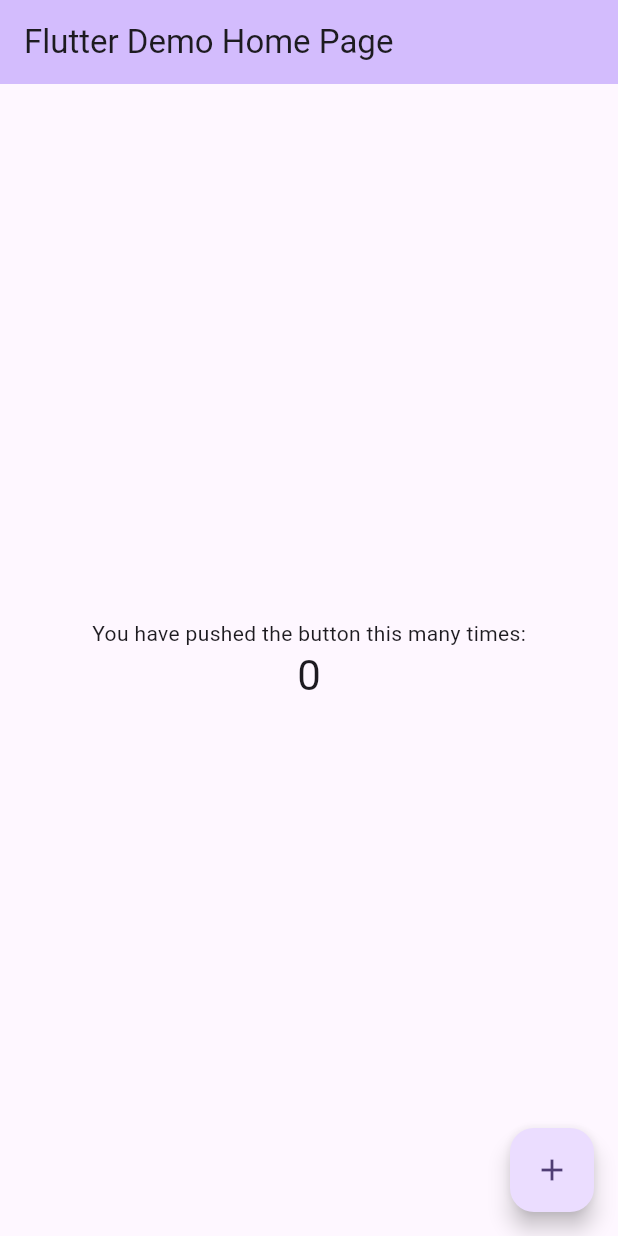
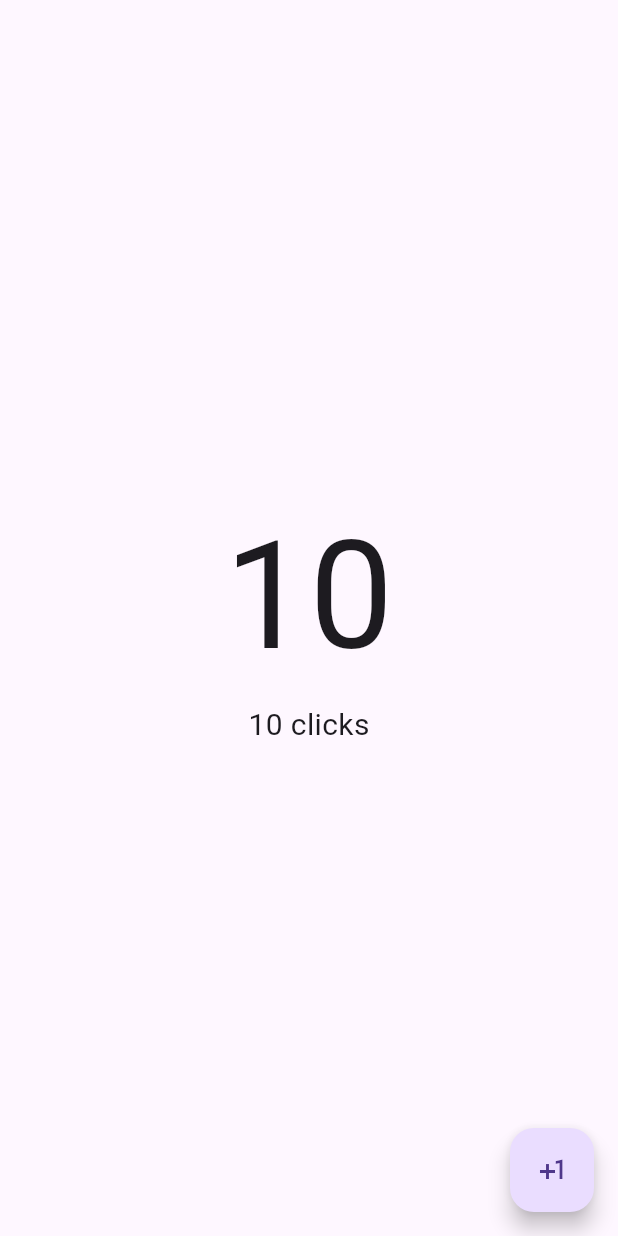
Before and after one commit to programadorlcgv/Contador_Flutter, a Flutter app: the screen it shows after launch, on a phone screen of 412 x 824 dp. Run offline on Flutter 3.47's test engine with Material 3 defaults, Android fonts, the phone set to English and light mode, and no system bars.

Commit message:
Diseño inicial de la pantalla del contador

```diff
--- a/contador_app/lib/main.dart
+++ b/contador_app/lib/main.dart
@@ -1,3 +1,4 @@
+import 'package:contador_app/presentation/screens/counter_screen.dart';
 import 'package:flutter/material.dart';
 
 void main() {
@@ -7,119 +8,13 @@ void main() {
 class MyApp extends StatelessWidget {
   const MyApp({super.key});
 
-  // This widget is the root of your application.
   @override
   Widget build(BuildContext context) {
     return MaterialApp(
-      title: 'Flutter Demo',
-      theme: ThemeData(
-        // This is the theme of your application.
-        //
-        // TRY THIS: Try running your application with "flutter run". You'll see
-        // the application has a purple toolbar. Then, without quitting the app,
-        // try changing the seedColor in the colorScheme below to Colors.green
-        // and then invoke "hot reload" (save your changes or press the "hot
-        // reload" button in a Flutter-supported IDE, or press "r" if you used
-        // the command line to start the app).
-        //
-        // Notice that the counter didn't reset back to zero; the application
-        // state is not lost during the reload. To reset the state, use hot
-        // restart instead.
-        //
-        // This works for code too, not just values: Most code changes can be
-        // tested with just a hot reload.
-        colorScheme: ColorScheme.fromSeed(seedColor: Colors.deepPurple),
-        useMaterial3: true,
-      ),
-      home: const MyHomePage(title: 'Flutter Demo Home Page'),
+      debugShowCheckedModeBanner:  false,
+      home: Scaffold(
+        body: CounterScreen() ,
+      )
     );
   }
 }
-
-class MyHomePage extends StatefulWidget {
-  const MyHomePage({super.key, required this.title});
-
-  // This widget is the home page of your application. It is stateful, meaning
-  // that it has a State object (defined below) that contains fields that affect
-  // how it looks.
-
-  // This class is the configuration for the state. It holds the values (in this
-  // case the title) provided by the parent (in this case the App widget) and
-  // used by the build method of the State. Fields in a Widget subclass are
-  // always marked "final".
-
-  final String title;
-
-  @override
-  State<MyHomePage> createState() => _MyHomePageState();
-}
-
-class _MyHomePageState extends State<MyHomePage> {
-  int _counter = 0;
-
-  void _incrementCounter() {
-    setState(() {
-      // This call to setState tells the Flutter framework that something has
-      // changed in this State, which causes it to rerun the build method below
-      // so that the display can reflect the updated values. If we changed
-      // _counter without calling setState(), then the build method would not be
-      // called again, and so nothing would appear to happen.
-      _counter++;
-    });
-  }
-
-  @override
-  Widget build(BuildContext context) {
-    // This method is rerun every time setState is called, for instance as done
-    // by the _incrementCounter method above.
-    //
-    // The Flutter framework has been optimized to make rerunning build methods
-    // fast, so that you can just rebuild anything that needs updating rather
-    // than having to individually change instances of widgets.
-    return Scaffold(
-      appBar: AppBar(
-        // TRY THIS: Try changing the color here to a specific color (to
-        // Colors.amber, perhaps?) and trigger a hot reload to see the AppBar
-        // change color while the other colors stay the same.
-        backgroundColor: Theme.of(context).colorScheme.inversePrimary,
-        // Here we take the value from the MyHomePage object that was created by
-        // the App.build method, and use it to set our appbar title.
-        title: Text(widget.title),
-      ),
-      body: Center(
-        // Center is a layout widget. It takes a single child and positions it
-        // in the middle of the parent.
-        child: Column(
-          // Column is also a layout widget. It takes a list of children and
-          // arranges them vertically. By default, it sizes itself to fit its
-          // children horizontally, and tries to be as tall as its parent.
-          //
-          // Column has various properties to control how it sizes itself and
-          // how it positions its children. Here we use mainAxisAlignment to
-          // center the children vertically; the main axis here is the vertical
-          // axis because Columns are vertical (the cross axis would be
-          // horizontal).
-          //
-          // TRY THIS: Invoke "debug painting" (choose the "Toggle Debug Paint"
-          // action in the IDE, or press "p" in the console), to see the
-          // wireframe for each widget.
-          mainAxisAlignment: MainAxisAlignment.center,
-          children: <Widget>[
-            const Text(
-              'You have pushed the button this many times:',
-            ),
-            Text(
-              '$_counter',
-              style: Theme.of(context).textTheme.headlineMedium,
-            ),
-          ],
-        ),
-      ),
-      floatingActionButton: FloatingActionButton(
-        onPressed: _incrementCounter,
-        tooltip: 'Increment',
-        child: const Icon(Icons.add),
-      ), // This trailing comma makes auto-formatting nicer for build methods.
-    );
-  }
-}
--- /dev/null
+++ b/contador_app/lib/presentation/screens/counter_screen.dart
@@ -0,0 +1,23 @@
+import 'package:flutter/material.dart';
+
+class CounterScreen extends StatelessWidget {
+  const CounterScreen({super.key});
+
+  @override
+  Widget build(BuildContext context) {
+    return Scaffold(
+      body: Center(
+        child: Column(
+          mainAxisAlignment: MainAxisAlignment.center,
+          children: [
+            Text('10',style: TextStyle(fontSize: 100, fontWeight: FontWeight.w400),),
+            Text('10 clicks', style: TextStyle(fontSize: 20),)
+          ],
+        ),
+      ),
+      floatingActionButton: FloatingActionButton(
+        onPressed: () {},
+        child: Icon(Icons.plus_one_outlined),),
+    );
+  }
+}
```
